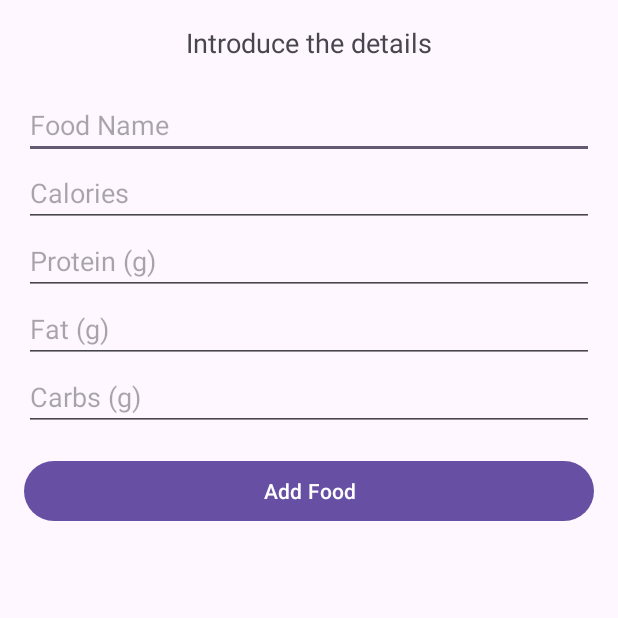
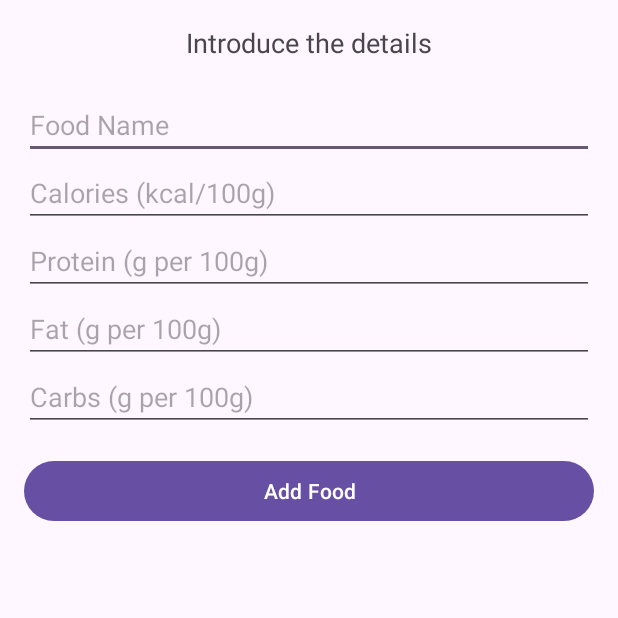
Before and after one commit to andresruiiz/FoodCalendar, an Android app built with Jetpack Compose: the AddFoodActivity screen opened directly, with no data from a screen before it, on a phone screen of 412 x 824 dp, the top half of it. Run offline under Robolectric (Android 15) with nearby library versions, the phone set to English and light mode, and no system bars.

Commit message:
Changed strings

```diff
--- a/app/src/main/res/values/strings.xml
+++ b/app/src/main/res/values/strings.xml
@@ -9,10 +9,10 @@
     <string name="add_food">Add Food</string>
     <string name="introduce_details">Introduce the details</string>
     <string name="food_name">Food Name</string>
-    <string name="calories">Calories</string>
-    <string name="protein">Protein (g)</string>
-    <string name="fat">Fat (g)</string>
-    <string name="carbs">Carbs (g)</string>
+    <string name="calories">Calories (kcal/100g)</string>
+    <string name="protein">Protein (g per 100g)</string>
+    <string name="fat">Fat (g per 100g)</string>
+    <string name="carbs">Carbs (g per 100g)</string>
     <string-array name="meal_categories">
         <item>Breakfast</item>
         <item>Lunch</item>
```
Also changed, not shown: 1 other file.
